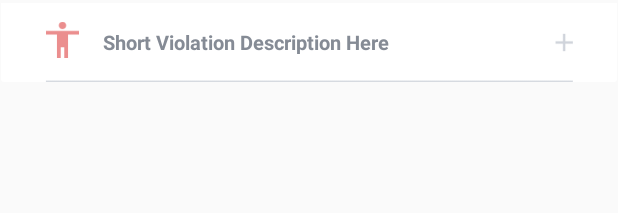
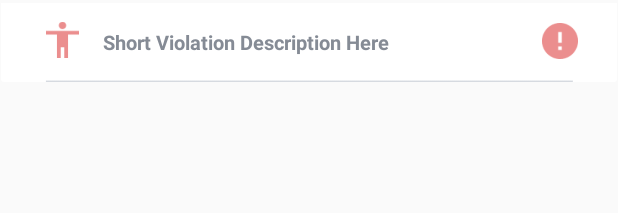
Before and after one commit to xubinw427/Restaurant-Inspection, an Android app: the layout violation_layout.xml on its own in the app's theme, with its tools: preview values and no code run, on a phone screen of 412 x 824 dp. Shown: the top 213 px of the screen. Run offline under Robolectric (Android 15) with nearby library versions, the phone set to English and light mode, and no system bars.

Commit message:
Added icon from critical/noncritical on violations list >> Shrunk images used in app to increase app processing speed

```diff
--- a/app/src/main/java/ca/cmpt276/restaurantinspection/RestaurantViolationActivity.java
+++ b/app/src/main/java/ca/cmpt276/restaurantinspection/RestaurantViolationActivity.java
@@ -58,6 +58,7 @@ public class RestaurantViolationActivity extends AppCompatActivity implements Vi
         if (inspection.getViolationsList() == null) {
             TextView noViolationsMsg = this.findViewById(R.id.no_violations_msg);
             noViolationsMsg.setText("There were no violations \nfound for this inspection.");
+            return;
         }
         else {
             violationList = inspection.getViolationsList();
--- a/app/src/main/res/layout/violation_layout.xml
+++ b/app/src/main/res/layout/violation_layout.xml
@@ -14,7 +14,7 @@
         android:layout_height="55dp">
 
         <ImageView
-            android:id="@+id/violRow"
+            android:id="@+id/violation_row"
             android:layout_width="wrap_content"
             android:layout_height="56dp"
             android:layout_alignParentStart="true"
@@ -25,25 +25,24 @@
             app:srcCompat="@drawable/violation_bar" />
 
         <TextView
-            android:id="@+id/violDesc"
-            android:layout_width="289dp"
-            android:layout_height="17dp"
-
+            android:id="@+id/violation_description"
+            android:layout_width="wrap_content"
+            android:layout_height="19dp"
             android:layout_alignParentStart="true"
             android:layout_alignParentTop="true"
             android:layout_alignParentEnd="true"
             android:layout_alignParentBottom="true"
             android:layout_marginStart="68dp"
             android:layout_marginTop="18dp"
-            android:layout_marginEnd="54dp"
-            android:layout_marginBottom="20dp"
+            android:layout_marginEnd="61dp"
+            android:layout_marginBottom="19dp"
             android:text="Short Violation Description Here"
             android:textColor="@color/fontColour"
             android:textSize="13sp"
-            android:textStyle="bold"/>
+            android:textStyle="bold" />
 
         <ImageView
-            android:id="@+id/violIcon"
+            android:id="@+id/violation_icon"
             android:layout_width="32dp"
             android:layout_height="32dp"
             android:layout_alignParentStart="true"
@@ -53,8 +52,22 @@
             android:layout_marginTop="10dp"
             android:layout_marginEnd="-52dp"
             android:layout_marginBottom="13dp"
-            android:layout_toStartOf="@+id/violDesc"
+            android:layout_toStartOf="@+id/violation_description"
             app:srcCompat="@drawable/employee_crit" />
+
+        <ImageView
+            android:id="@+id/critical_level_icon"
+            android:layout_width="25dp"
+            android:layout_height="25dp"
+            android:layout_alignParentTop="true"
+            android:layout_alignParentEnd="true"
+            android:layout_alignParentBottom="true"
+            android:layout_marginStart="-50dp"
+            android:layout_marginTop="14dp"
+            android:layout_marginEnd="26dp"
+            android:layout_marginBottom="16dp"
+            android:layout_toEndOf="@+id/violation_description"
+            app:srcCompat="@drawable/violation_crit" />
 
     </RelativeLayout>
 
```
Also changed, not shown: app/src/main/java/ca/cmpt276/restaurantinspection/Adapters/ViolationAdapter.java (+12 -2 lines), app/src/main/res/layout/activity_main.xml (+5 -5 lines), app/src/main/res/drawable-v24/background.png, app/src/main/res/drawable-v24/background_top.png, app/src/main/res/drawable-v24/button_red.png, app/src/main/res/drawable-v24/button_teal.png, app/src/main/res/drawable-v24/button_yellow.png, app/src/main/res/drawable-v24/inspection_det_high.png, app/src/main/res/drawable-v24/inspection_det_low.png, app/src/main/res/drawable-v24/inspection_det_med.png, app/src/main/res/drawable-v24/inspection_high.png, app/src/main/res/drawable-v24/inspection_low.png, app/src/main/res/drawable-v24/inspection_mod.png, app/src/main/res/drawable-v24/violation_bar.png, 2 more files.
